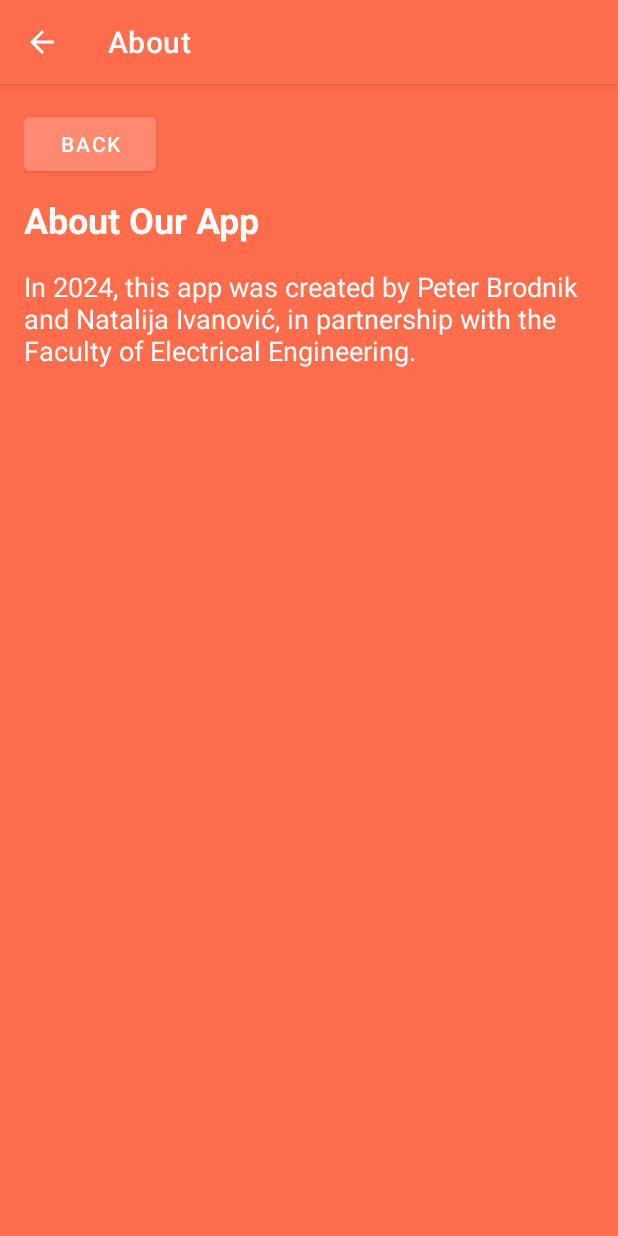
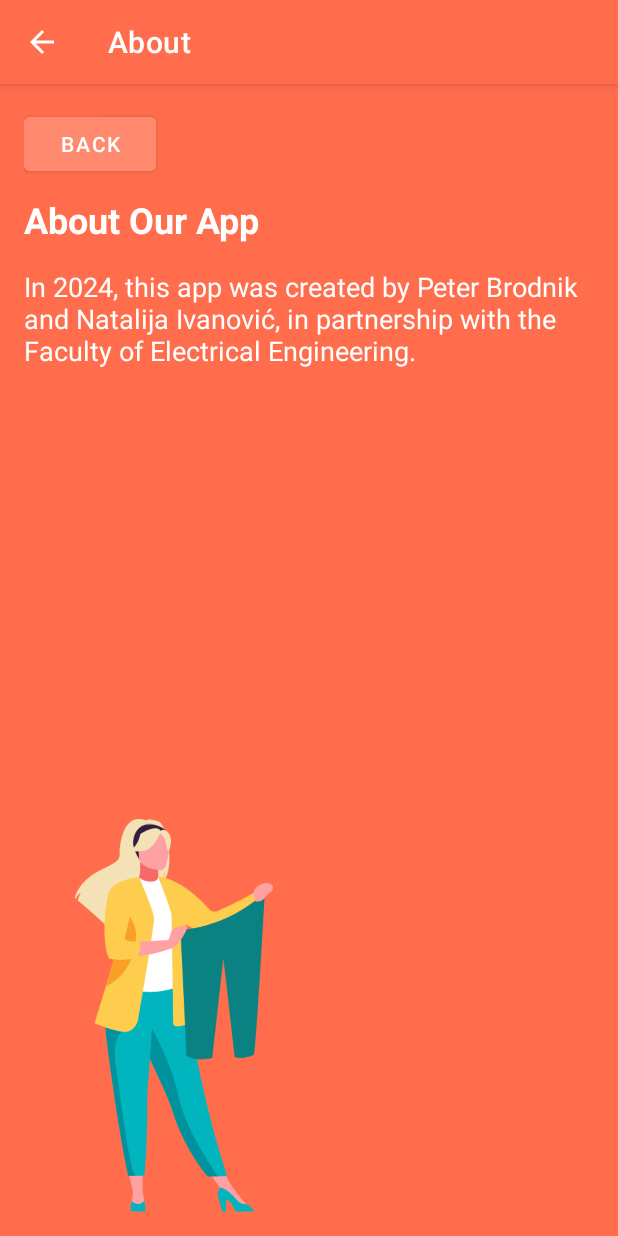
Before and after one commit to bropeter8/OutfitPicker, an Android app: the AboutActivity screen opened directly, with no data from a screen before it, on a phone screen of 412 x 824 dp. Run offline under Robolectric (Android 15) with nearby library versions, the light colour scheme and no system bars.

Commit message:
Additional Icons

```diff
--- a/app/src/main/res/layout/activity_about.xml
+++ b/app/src/main/res/layout/activity_about.xml
@@ -33,4 +33,13 @@
         android:textSize="18sp"
         android:layout_marginTop="16dp"/>
 
+    <ImageView
+        android:id="@+id/additional_2"
+        android:layout_width="200dp"
+        android:layout_height="0dp"
+        android:layout_marginTop="300dp"
+        android:layout_weight="1"
+        android:layout_gravity="bottom"
+        android:src="@drawable/additional_3" />
+
 </LinearLayout>
```
Also changed, not shown: app/src/main/res/layout/fragment_profile.xml (+9 -0 lines), app/src/main/res/layout/settings_activity.xml (+10 -0 lines), app/src/main/res/drawable/additional_1.png (added), app/src/main/res/drawable/additional_2.png (added), app/src/main/res/drawable/additional_3.png (added).
